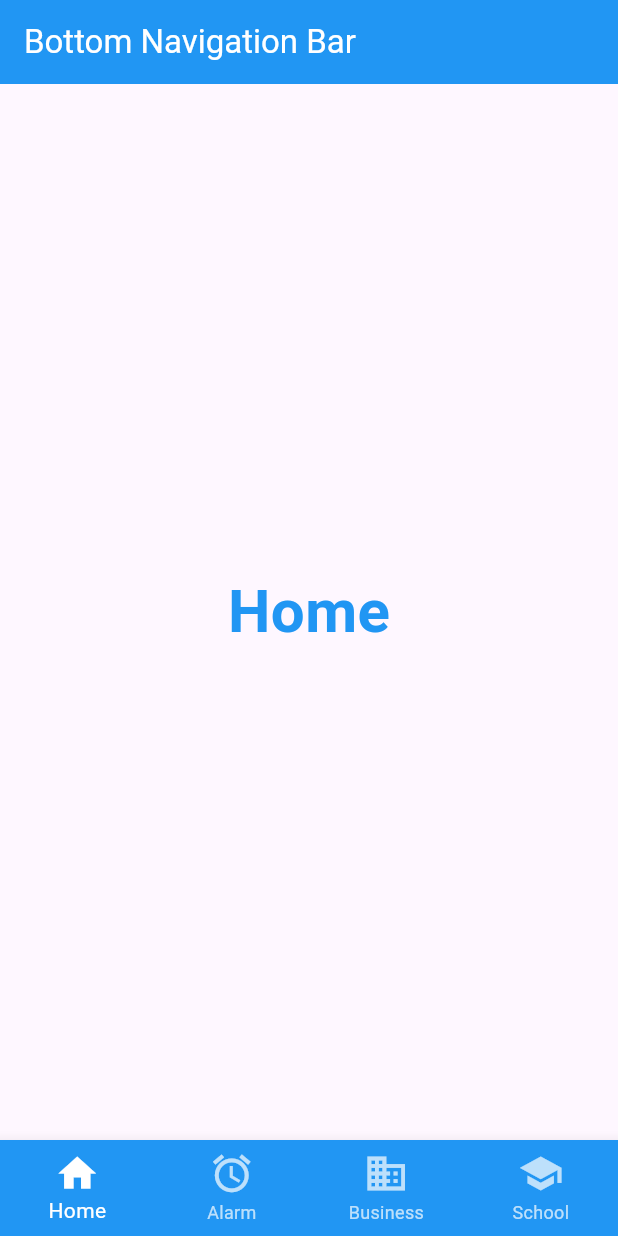
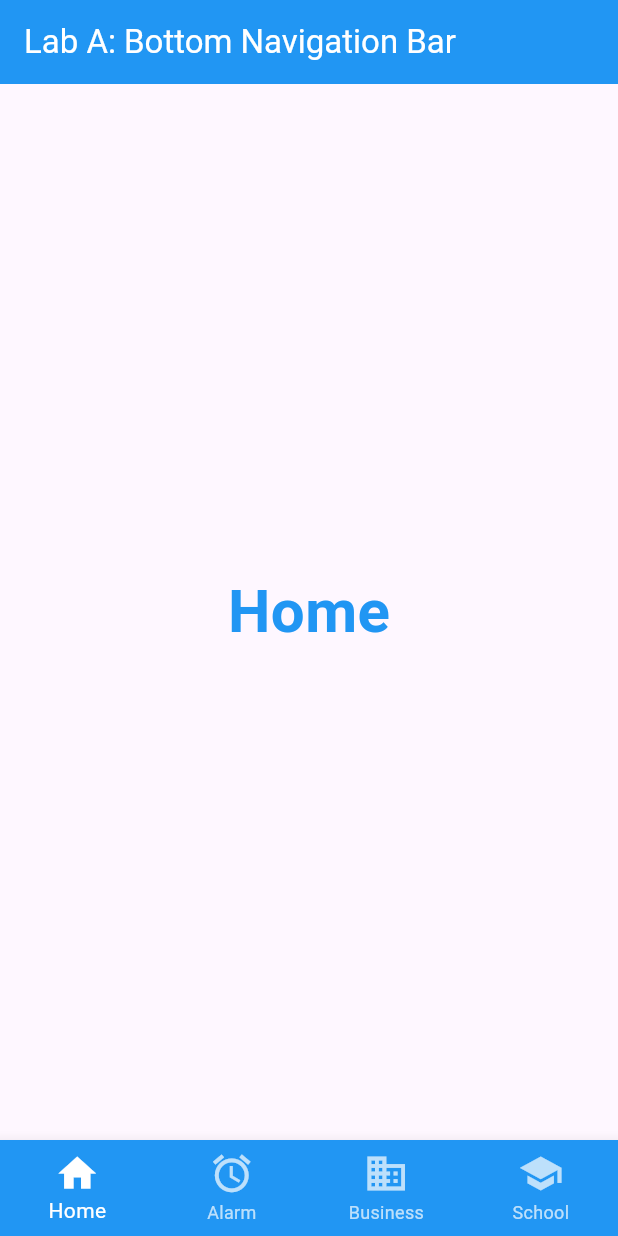
Before and after one commit to azuah12/TMA3084_SELab_105404_Lab05, a Flutter app: the screen it shows after launch, on a phone screen of 412 x 824 dp. Run offline on Flutter 3.47's test engine with Material 3 defaults, Android fonts, the phone set to English and light mode, and no system bars.

Commit message:
Update main.dart

```diff
--- a/bottom_navigator_bar_lab/lib/main.dart
+++ b/bottom_navigator_bar_lab/lib/main.dart
@@ -1,4 +1,5 @@
 import 'package:flutter/material.dart';
+
 import 'screen1.dart';
 import 'screen2.dart';
 import 'screen3.dart';
@@ -39,7 +40,7 @@ class _BottomNavLabState extends State<BottomNavLab> {
   Widget build(BuildContext context) {
     return Scaffold(
       appBar: AppBar(
-        title: const Text('Bottom Navigation Bar'), //Lab A
+        title: const Text('Lab A: Bottom Navigation Bar'), //Lab A
         backgroundColor: Colors.blue,
         foregroundColor: Colors.white,
       ),
@@ -59,7 +60,10 @@ class _BottomNavLabState extends State<BottomNavLab> {
         items: const [
           BottomNavigationBarItem(icon: Icon(Icons.home), label: 'Home'),
           BottomNavigationBarItem(icon: Icon(Icons.alarm), label: 'Alarm'),
-          BottomNavigationBarItem(icon: Icon(Icons.business), label: 'Business'),
+          BottomNavigationBarItem(
+            icon: Icon(Icons.business),
+            label: 'Business',
+          ),
           BottomNavigationBarItem(icon: Icon(Icons.school), label: 'School'),
         ],
       ),
```
